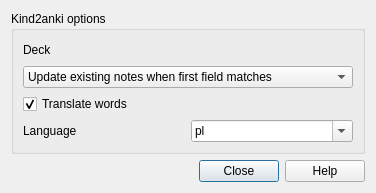
This is kind2anki/kind2anki_ui.ui in prz3m/kind2anki as Qt 5 draws it before an edit. The edited form follows.
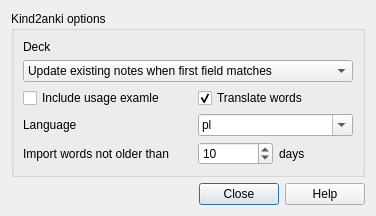
This is the edited form.

Commit message: import words not older than x days - now in GUI

What changed in the file:
```diff
--- a/kind2anki/kind2anki_ui.ui
+++ b/kind2anki/kind2anki_ui.ui
@@ -7,7 +7,7 @@
     <x>0</x>
     <y>0</y>
     <width>376</width>
-    <height>193</height>
+    <height>199</height>
    </rect>
   </property>
   <property name="windowTitle">
@@ -56,16 +56,6 @@
         </item>
        </widget>
       </item>
-      <item>
-       <widget class="QCheckBox" name="doTranslate">
-        <property name="text">
-         <string>Translate words</string>
-        </property>
-        <property name="checked">
-         <bool>true</bool>
-        </property>
-       </widget>
-      </item>
       <item>
        <layout class="QGridLayout" name="gridLayout">
         <item row="1" column="0">
@@ -81,7 +71,47 @@
           </property>
          </widget>
         </item>
-        <item row="1" column="1">
+        <item row="0" column="0">
+         <widget class="QCheckBox" name="includeUsage">
+          <property name="text">
+           <string>Include usage examle</string>
+          </property>
+         </widget>
+        </item>
+        <item row="2" column="0">
+         <widget class="QLabel" name="label_3">
+          <property name="minimumSize">
+           <size>
+            <width>169</width>
+            <height>0</height>
+           </size>
+          </property>
+          <property name="text">
+           <string>Import words not older than</string>
+          </property>
+         </widget>
+        </item>
+        <item row="2" column="1">
+         <widget class="QSpinBox" name="importDays">
+          <property name="minimum">
+           <number>1</number>
+          </property>
+          <property name="maximum">
+           <number>1000</number>
+          </property>
+          <property name="value">
+           <number>10</number>
+          </property>
+         </widget>
+        </item>
+        <item row="2" column="2">
+         <widget class="QLabel" name="label_4">
+          <property name="text">
+           <string>days</string>
+          </property>
+         </widget>
+        </item>
+        <item row="1" column="1" colspan="2">
          <widget class="QComboBox" name="languageSelect">
           <property name="sizePolicy">
            <sizepolicy hsizetype="Preferred" vsizetype="Preferred">
@@ -123,6 +153,16 @@
           </item>
          </widget>
         </item>
+        <item row="0" column="1" colspan="2">
+         <widget class="QCheckBox" name="doTranslate">
+          <property name="text">
+           <string>Translate words</string>
+          </property>
+          <property name="checked">
+           <bool>true</bool>
+          </property>
+         </widget>
+        </item>
        </layout>
       </item>
      </layout>
```
Left out of the diff: 1 changed line with no effect on the pictures. The commit also changes 3 other files.
